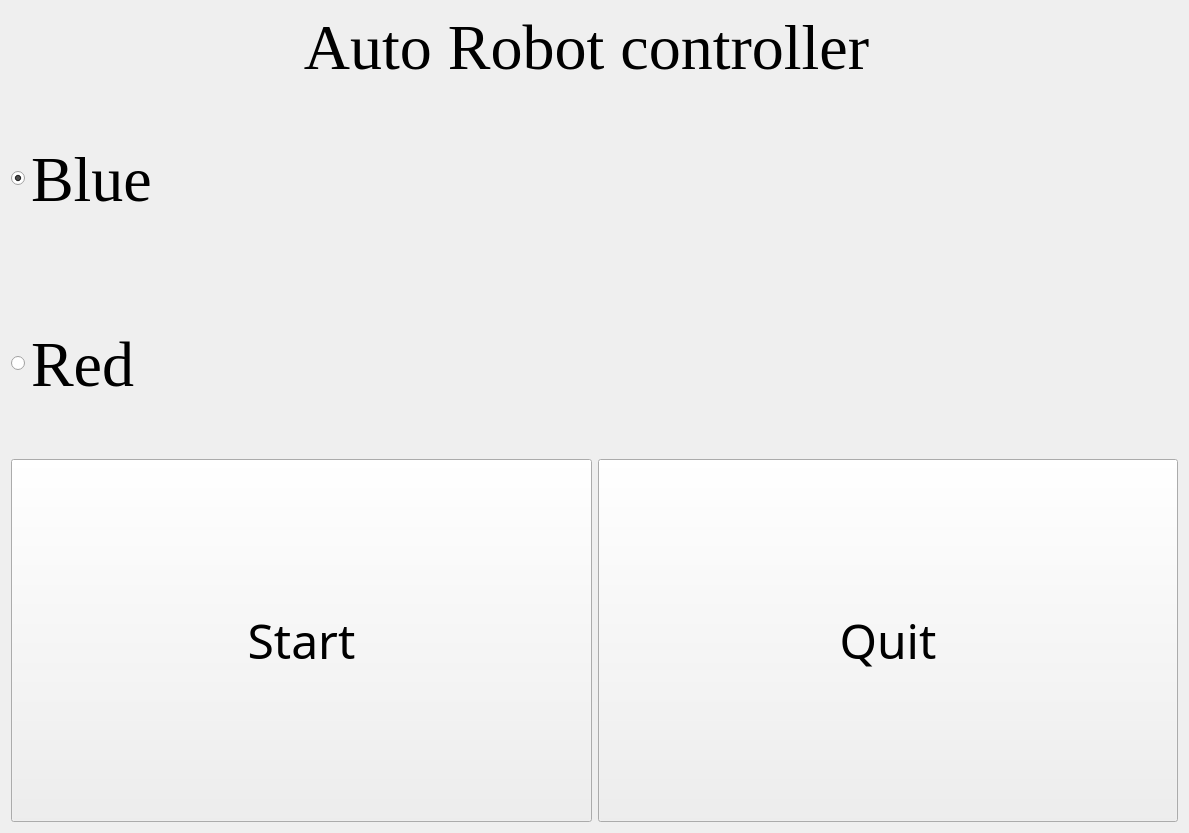
First picture: the form in utils_PYQT/uiFiles/mainWindow.ui, repository cjjjjw/My-Robocon, before the edit.
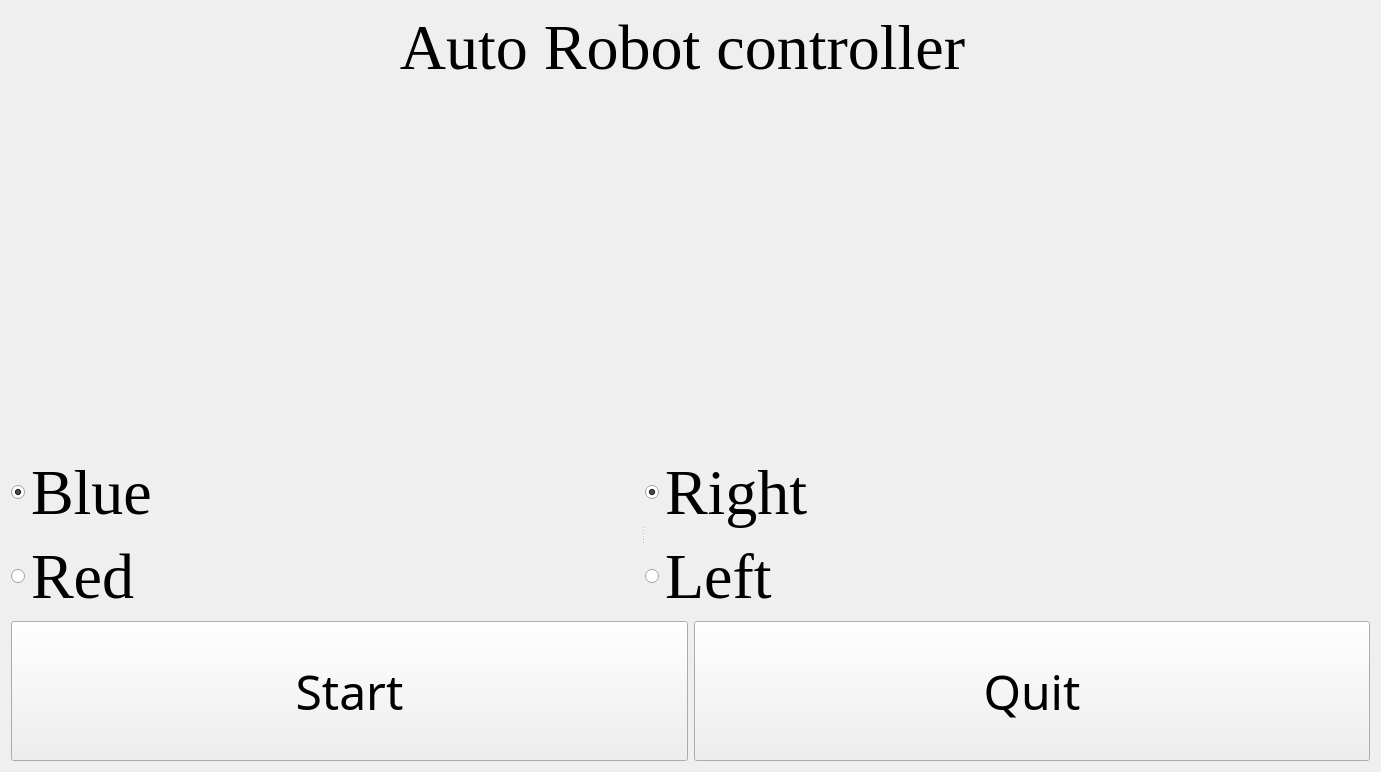
Second picture: the form after the edit. Icons and pictures are not drawn.

Patch:
```diff
--- a/utils_PYQT/uiFiles/mainWindow.ui
+++ b/utils_PYQT/uiFiles/mainWindow.ui
@@ -6,28 +6,16 @@
    <rect>
     <x>0</x>
     <y>0</y>
-    <width>1189</width>
-    <height>833</height>
+    <width>1381</width>
+    <height>772</height>
    </rect>
   </property>
   <property name="sizePolicy">
-   <sizepolicy hsizetype="Preferred" vsizetype="Preferred">
+   <sizepolicy hsizetype="Expanding" vsizetype="Expanding">
     <horstretch>0</horstretch>
     <verstretch>0</verstretch>
    </sizepolicy>
   </property>
-  <property name="minimumSize">
-   <size>
-    <width>320</width>
-    <height>180</height>
-   </size>
-  </property>
-  <property name="maximumSize">
-   <size>
-    <width>1920</width>
-    <height>1080</height>
-   </size>
-  </property>
   <property name="windowTitle">
    <string>Form</string>
   </property>
@@ -55,16 +43,79 @@
     </widget>
    </item>
    <item>
-    <layout class="QHBoxLayout" name="horizontalLayout_2"/>
+    <layout class="QHBoxLayout" name="horizontalLayout_2">
+     <item>
+      <widget class="QLabel" name="label_3">
+       <property name="sizePolicy">
+        <sizepolicy hsizetype="Preferred" vsizetype="Preferred">
+         <horstretch>0</horstretch>
+         <verstretch>0</verstretch>
+        </sizepolicy>
+       </property>
+       <property name="minimumSize">
+        <size>
+         <width>524</width>
+         <height>358</height>
+        </size>
+       </property>
+       <property name="maximumSize">
+        <size>
+         <width>1080</width>
+         <height>1920</height>
+        </size>
+       </property>
+       <property name="text">
+        <string/>
+       </property>
+       <property name="pixmap">
+        <pixmap>C:/Users/gg/Pictures/微信图片_20240225235052.png</pixmap>
+       </property>
+       <property name="scaledContents">
+        <bool>true</bool>
+       </property>
+       <property name="alignment">
+        <set>Qt::AlignCenter</set>
+       </property>
+      </widget>
+     </item>
+     <item>
+      <widget class="QLabel" name="label">
+       <property name="sizePolicy">
+        <sizepolicy hsizetype="Preferred" vsizetype="Preferred">
+         <horstretch>0</horstretch>
+         <verstretch>0</verstretch>
+        </sizepolicy>
+       </property>
+       <property name="minimumSize">
+        <size>
+         <width>524</width>
+         <height>358</height>
+        </size>
+       </property>
+       <property name="maximumSize">
+        <size>
+         <width>1080</width>
+         <height>1920</height>
+        </size>
+       </property>
+       <property name="text">
+        <string/>
+       </property>
+       <property name="pixmap">
+        <pixmap>C:/Users/gg/Pictures/微信图片_20240225205435.jpg</pixmap>
+       </property>
+       <property name="scaledContents">
+        <bool>true</bool>
+       </property>
+       <property name="alignment">
+        <set>Qt::AlignCenter</set>
+       </property>
+      </widget>
+     </item>
+    </layout>
    </item>
    <item>
     <widget class="QSplitter" name="splitter">
-     <property name="sizePolicy">
-      <sizepolicy hsizetype="Expanding" vsizetype="Expanding">
-       <horstretch>0</horstretch>
-       <verstretch>0</verstretch>
-      </sizepolicy>
-     </property>
      <property name="orientation">
       <enum>Qt::Horizontal</enum>
      </property>
@@ -146,6 +197,84 @@
        </item>
       </layout>
      </widget>
+     <widget class="QWidget" name="layoutWidget_2">
+      <layout class="QVBoxLayout" name="verticalLayout_2">
+       <item>
+        <widget class="QRadioButton" name="radioButton_4">
+         <property name="sizePolicy">
+          <sizepolicy hsizetype="Expanding" vsizetype="Expanding">
+           <horstretch>0</horstretch>
+           <verstretch>0</verstretch>
+          </sizepolicy>
+         </property>
+         <property name="font">
+          <font>
+           <family>Times New Roman</family>
+           <pointsize>48</pointsize>
+          </font>
+         </property>
+         <property name="cursor">
+          <cursorShape>OpenHandCursor</cursorShape>
+         </property>
+         <property name="tabletTracking">
+          <bool>true</bool>
+         </property>
+         <property name="text">
+          <string>Right</string>
+         </property>
+         <property name="iconSize">
+          <size>
+           <width>100</width>
+           <height>100</height>
+          </size>
+         </property>
+         <property name="checked">
+          <bool>true</bool>
+         </property>
+        </widget>
+       </item>
+       <item>
+        <widget class="QRadioButton" name="radioButton_3">
+         <property name="sizePolicy">
+          <sizepolicy hsizetype="Expanding" vsizetype="Expanding">
+           <horstretch>0</horstretch>
+           <verstretch>0</verstretch>
+          </sizepolicy>
+         </property>
+         <property name="font">
+          <font>
+           <family>Times New Roman</family>
+           <pointsize>48</pointsize>
+          </font>
+         </property>
+         <property name="cursor">
+          <cursorShape>OpenHandCursor</cursorShape>
+         </property>
+         <property name="tabletTracking">
+          <bool>true</bool>
+         </property>
+         <property name="text">
+          <string>Left</string>
+         </property>
+         <property name="iconSize">
+          <size>
+           <width>100</width>
+           <height>100</height>
+          </size>
+         </property>
+         <property name="checkable">
+          <bool>true</bool>
+         </property>
+         <property name="checked">
+          <bool>false</bool>
+         </property>
+         <property name="autoExclusive">
+          <bool>true</bool>
+         </property>
+        </widget>
+       </item>
+      </layout>
+     </widget>
     </widget>
    </item>
    <item>
```
